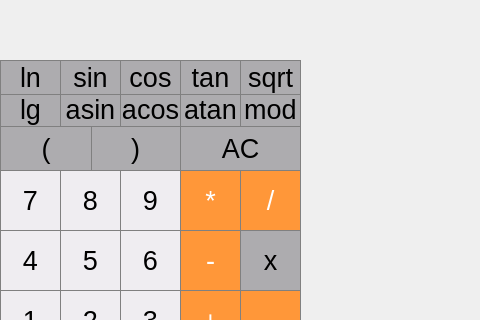
ZeBatua/s21_SmartCalc, file src/Smart_Calc_QT/mainwindow.ui: the form before one commit; both pictures show x 0 to 480 and y 0 to 320 of the 1036 by 687 pixel window.
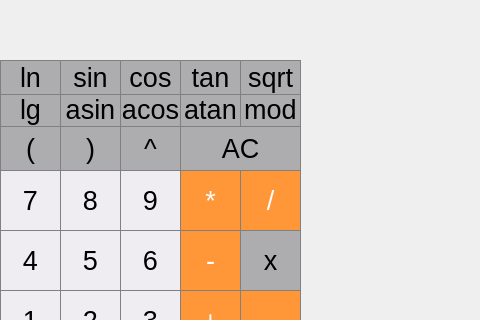
The form after the commit.

The edit to the form file:
```diff
--- a/src/Smart_Calc_QT/mainwindow.ui
+++ b/src/Smart_Calc_QT/mainwindow.ui
@@ -923,9 +923,9 @@
    <widget class="QPushButton" name="close_bracket">
     <property name="geometry">
      <rect>
-      <x>90</x>
+      <x>60</x>
       <y>126</y>
-      <width>91</width>
+      <width>61</width>
       <height>45</height>
      </rect>
     </property>
@@ -961,7 +961,7 @@
      <rect>
       <x>0</x>
       <y>126</y>
-      <width>92</width>
+      <width>61</width>
       <height>45</height>
      </rect>
     </property>
@@ -1075,6 +1075,42 @@
      <string>X = </string>
     </property>
    </widget>
+   <widget class="QPushButton" name="power">
+    <property name="geometry">
+     <rect>
+      <x>120</x>
+      <y>126</y>
+      <width>61</width>
+      <height>45</height>
+     </rect>
+    </property>
+    <property name="font">
+     <font>
+      <pointsize>20</pointsize>
+      <bold>false</bold>
+     </font>
+    </property>
+    <property name="styleSheet">
+     <string notr="true">QPushButton {
+  background-color: rgb(173, 172, 175);
+  color:  black;
+  border: 1px solid gray;
+}
+QPushButton:pressed {
+    background-color: qlineargradient(x1: 0, y1: 0, x2: 0, y2: 1,
+                                      stop: 0 #BEBEBE, stop: 1 #D7D7D7);
+}</string>
+    </property>
+    <property name="text">
+     <string>^</string>
+    </property>
+    <property name="iconSize">
+     <size>
+      <width>16</width>
+      <height>16</height>
+     </size>
+    </property>
+   </widget>
   </widget>
  </widget>
  <resources/>
```
